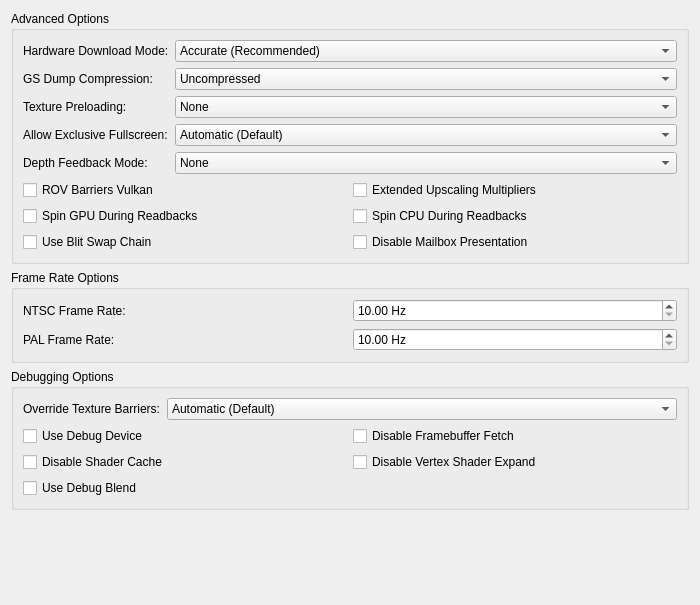
The window that pcsx2-qt/Settings/GraphicsAdvancedSettingsTab.ui (PCSX2/pcsx2) describes before a commit, drawn with Qt 5.
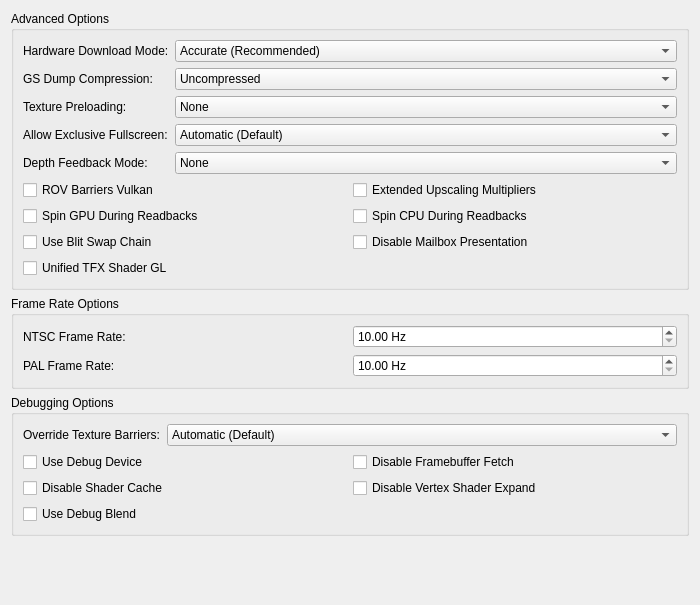
The same window after the commit.

Commit message: GS:GL: Restore non-unified GL shader and add setting to use unified GL shader.

Patch:
```diff
--- a/pcsx2-qt/Settings/GraphicsAdvancedSettingsTab.ui
+++ b/pcsx2-qt/Settings/GraphicsAdvancedSettingsTab.ui
@@ -138,6 +138,13 @@
           </property>
          </widget>
         </item>
+        <item row="4" column="0">
+         <widget class="QCheckBox" name="unifiedTFXShaderGL">
+          <property name="text">
+           <string>Unified TFX Shader GL</string>
+          </property>
+         </widget>
+        </item>
        </layout>
       </item>
       <item row="6" column="0">
```
Left out of the diff: 1 changed line with no effect on the pictures. The commit also changes 10 other files.
